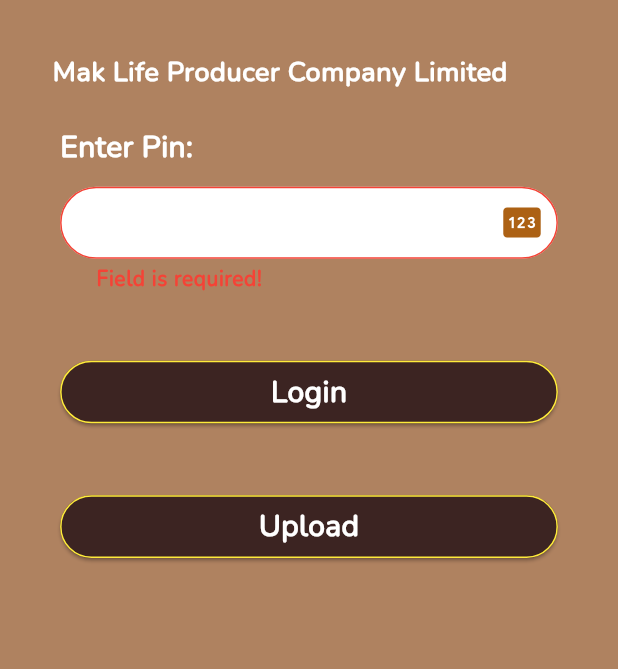
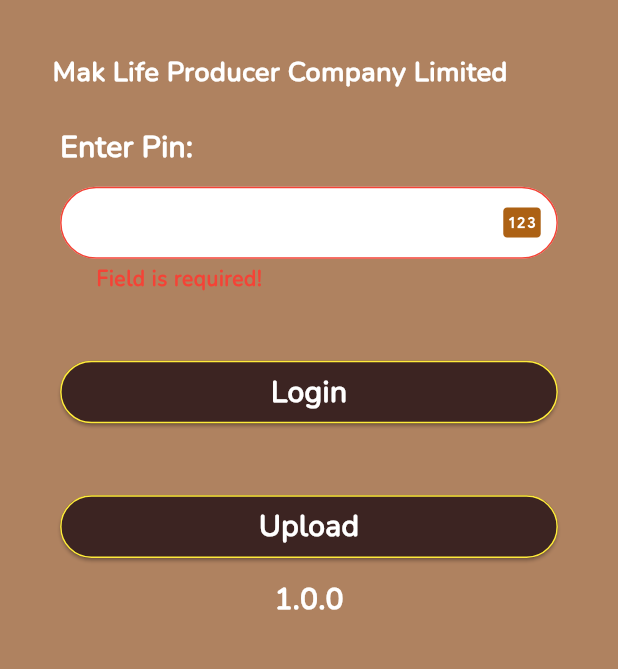
Before and after one commit to Rohit-ChauhanRC/milkcollection1, a Flutter app: the PinverifyView screen opened by its route, after a tap on "Login", on a phone screen of 412 x 824 dp, the part 448-1117 px from its top. Run offline on Flutter 3.47's test engine with Material 3 defaults, Android fonts, the phone set to English and light mode, and no system bars; drawn by our look-alikes of upgrader; our stand-ins replace datetime_picker_formfield_new, flutter_screenutil, get, get_storage, internet_connection_checker_plus, package_info_plus and 4 more; missing offline and left inert: excel, flutter_sms_android; accounts and stored records are empty.

Commit message:
app versio shown

```diff
--- a/lib/app/modules/pinverify/controllers/pinverify_controller.dart
+++ b/lib/app/modules/pinverify/controllers/pinverify_controller.dart
@@ -13,6 +13,7 @@ import 'package:milkcollection/app/data/models/farmer_list_model.dart';
 import 'package:milkcollection/app/data/models/milk_collection_model.dart';
 import 'package:milkcollection/app/routes/app_pages.dart';
 import 'package:milkcollection/app/utils/utils.dart';
+import 'package:package_info_plus/package_info_plus.dart';
 
 class PinverifyController extends GetxController {
   //
@@ -46,11 +47,16 @@ class PinverifyController extends GetxController {
   List<MilkCollectionModel> get restoreData => _restoreData;
   set restoreData(List<MilkCollectionModel> lst) => _restoreData.assignAll(lst);
 
+  final RxString _version = "".obs;
+  String get version => _version.value;
+  set version(String str) => _version.value = str;
+
   @override
   void onInit() async {
     super.onInit();
     farmerData.assignAll(await farmerDB.fetchAll());
     restoreData.assignAll(await milkCollectionDB.fetchAll());
+    await findVersion();
   }
 
   @override
@@ -65,6 +71,12 @@ class PinverifyController extends GetxController {
     _circularProgress.close();
     _pin.close();
     // _initialized.close();
+  }
+
+  Future<void> findVersion() async {
+    PackageInfo packageInfo = await PackageInfo.fromPlatform();
+
+    version = packageInfo.version;
   }
 
   Future<dynamic> login() async {
--- a/lib/app/modules/pinverify/views/pinverify_view.dart
+++ b/lib/app/modules/pinverify/views/pinverify_view.dart
@@ -134,6 +134,10 @@ class PinverifyView extends GetView<PinverifyController> {
                     title: "Upload",
                   ),
                 ),
+                const SizedBox(
+                  height: 10,
+                ),
+                Obx(() => Text(controller.version ?? "")),
               ],
             ),
           ),
--- a/pubspec.yaml
+++ b/pubspec.yaml
@@ -27,6 +27,7 @@ dependencies:
 
   flutter_sms_android: ^2.3.7
   internet_connection_checker_plus: ^2.3.0
+  package_info_plus: ^8.0.0
 
 dev_dependencies:
   flutter_launcher_icons: ^0.13.1
```
Also changed, not shown: lib/app/modules/home/controllers/home_controller.dart (+22 -5 lines), pubspec.lock, 3 other files.
